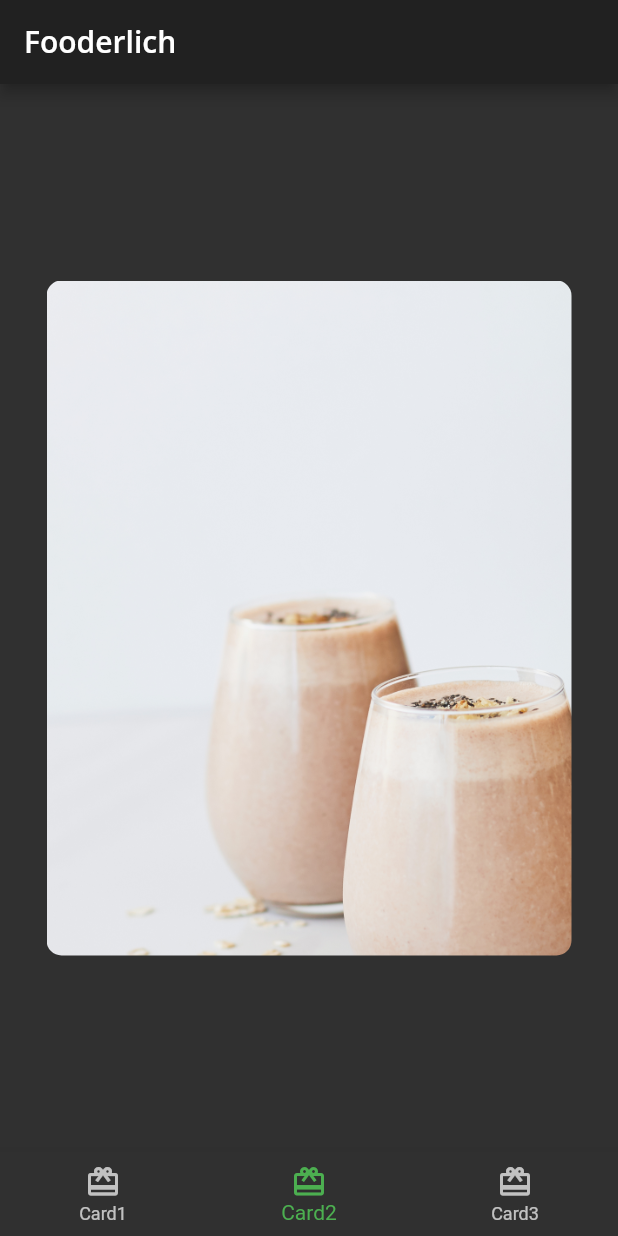
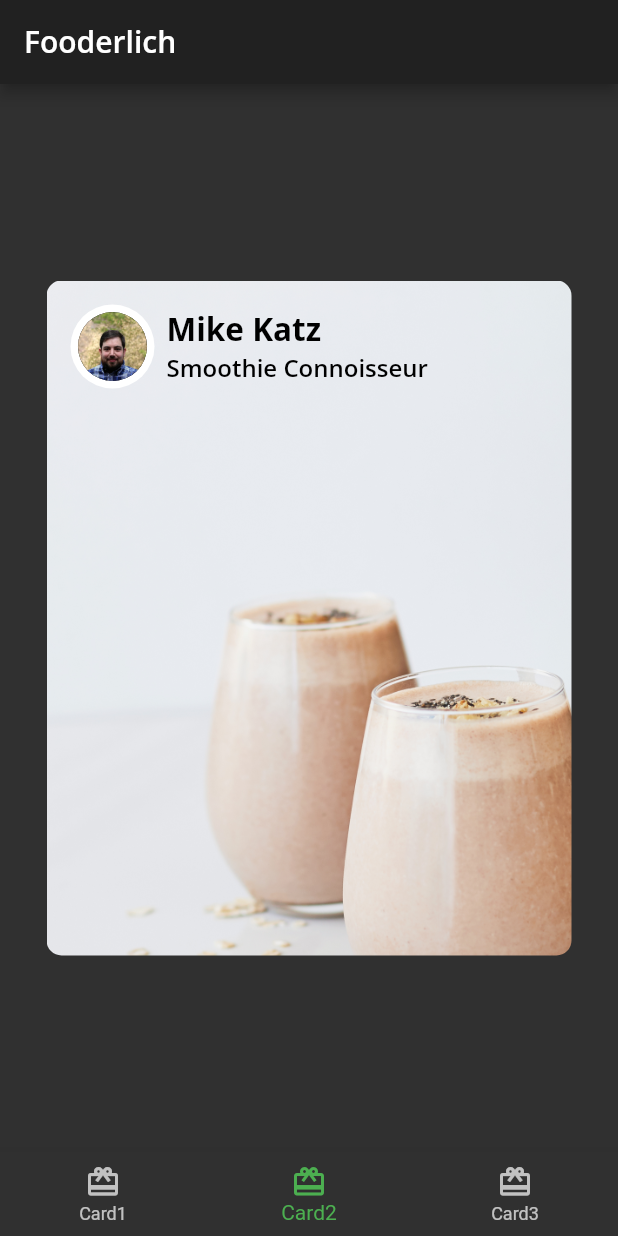
Before and after one commit to FrancaTM/fooderlich_flutter_rw, a Flutter app: the screen it shows after launch, item 2 of the bottom bar chosen, on a phone screen of 412 x 824 dp. Run offline on Flutter 3.47's test engine with Material 2 defaults, Android fonts, the phone set to English and light mode, and no system bars; our stand-ins replace google_fonts.

Commit message:
compose author card

```diff
--- a/lib/author_card.dart
+++ b/lib/author_card.dart
@@ -16,11 +16,35 @@ class AuthorCard extends StatelessWidget {
 
   @override
   Widget build(BuildContext context) {
-    // TODO: Replace return Container(...);
     return Container(
       padding: const EdgeInsets.all(16),
       child: Row(
-        children: [],
+        // TODO 3: add alignment
+        children: [
+          Row(
+            children: [
+              CircleImage(
+                imageProvider: imageProvider,
+                imageRadius: 28,
+              ),
+              const SizedBox(width: 8),
+              Column(
+                crossAxisAlignment: CrossAxisAlignment.start,
+                children: [
+                  Text(
+                    authorName,
+                    style: FooderlichTheme.lightTextTheme.headline2,
+                  ),
+                  Text(
+                    title,
+                    style: FooderlichTheme.lightTextTheme.headline3,
+                  ),
+                ],
+              ),
+            ],
+          ),
+          // TODO 2: add IconButton
+        ],
       ),
     );
   }
--- a/lib/card2.dart
+++ b/lib/card2.dart
@@ -27,7 +27,7 @@ class Card2 extends StatelessWidget {
             const AuthorCard(
               authorName: 'Mike Katz',
               title: 'Smoothie Connoisseur',
-              imageProvider: AssetImage('assets/author_katz.jpg'),
+              imageProvider: AssetImage('assets/author_katz.jpeg'),
             ),
             // TODO 4: add Positioned text
           ],
```
